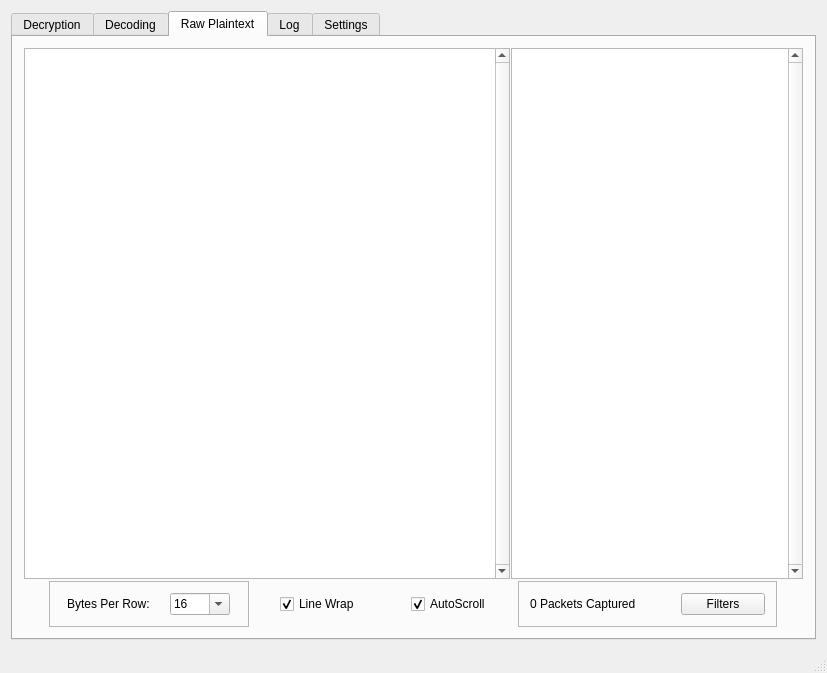
ncatlin/exileSniffer, file exileSniffer/exileSniffer.ui: the form before one commit.
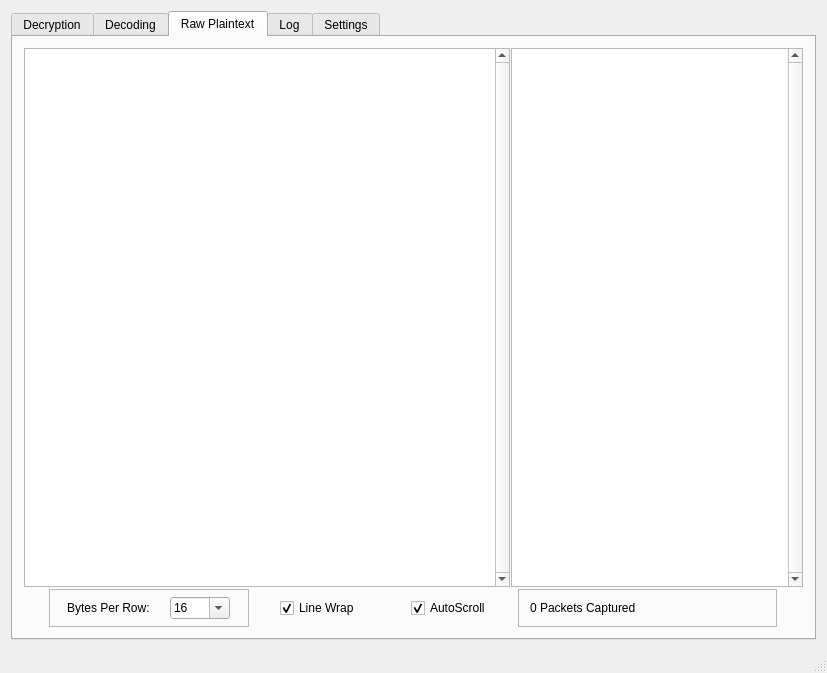
The form after the commit. The open tabs and pages were chosen to show the change. Custom widgets are drawn as their Qt base class.

```diff
--- a/exileSniffer/exileSniffer.ui
+++ b/exileSniffer/exileSniffer.ui
@@ -778,19 +778,6 @@
                </property>
               </widget>
              </item>
-             <item>
-              <widget class="QPushButton" name="filtersBtn">
-               <property name="maximumSize">
-                <size>
-                 <width>84</width>
-                 <height>16777215</height>
-                </size>
-               </property>
-               <property name="text">
-                <string>Filters</string>
-               </property>
-              </widget>
-             </item>
             </layout>
            </widget>
           </item>
```
Left out of the diff: 18 changed lines with no effect on the pictures.
